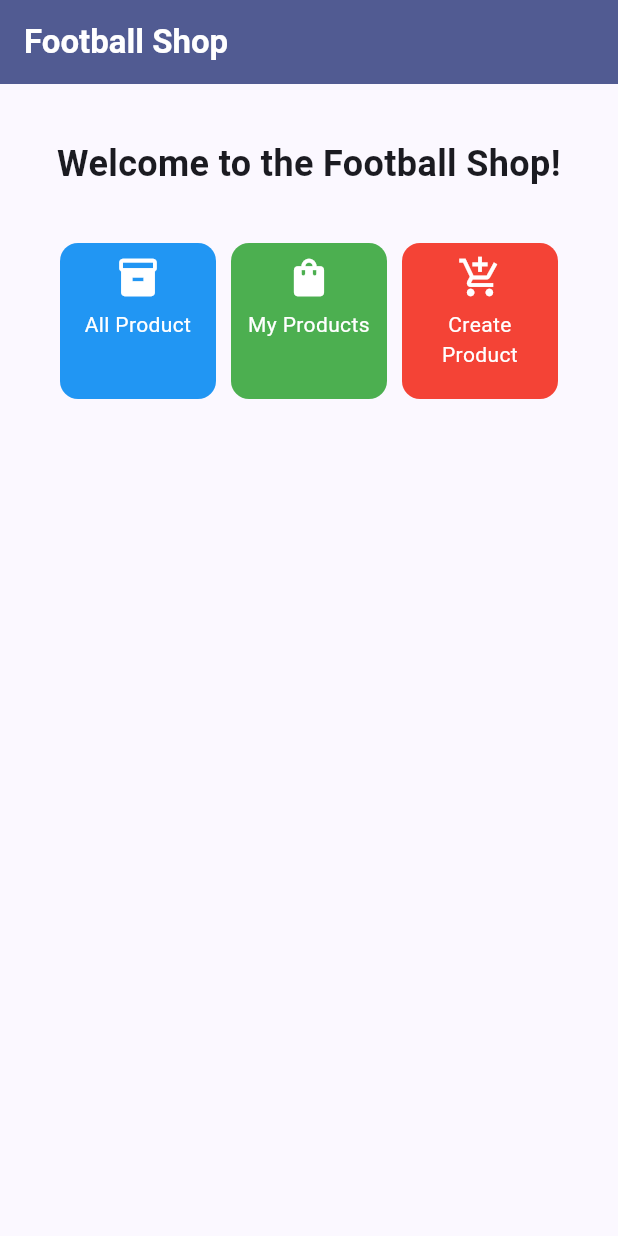
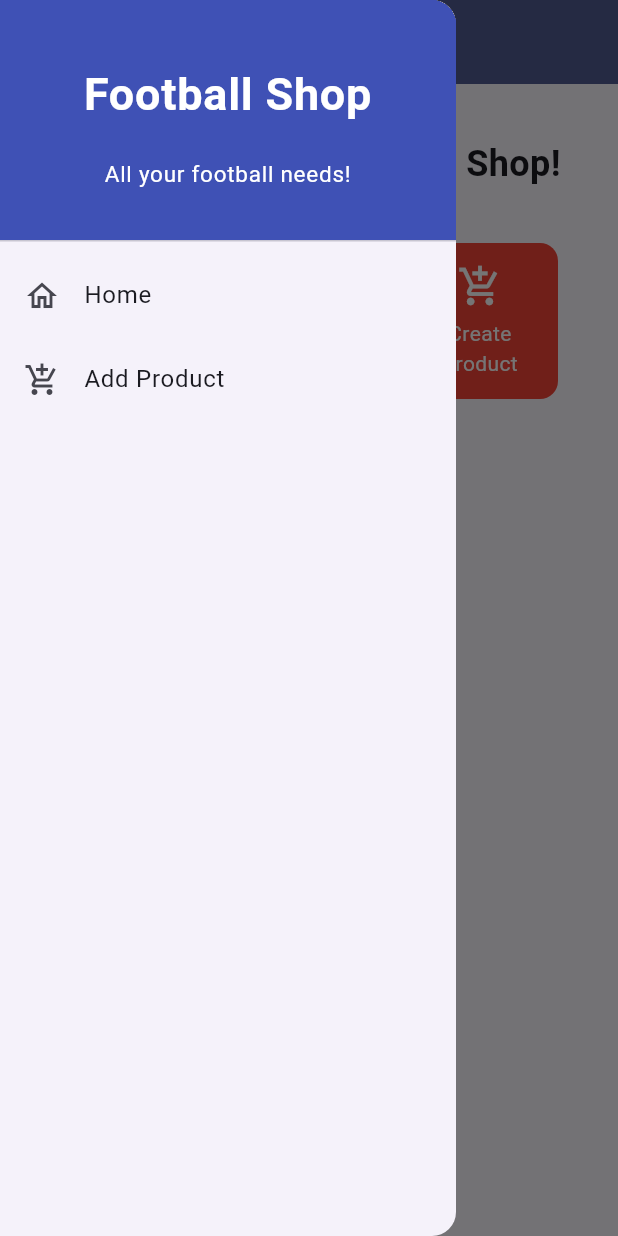
Before and after one commit to robentambayong/football_shop, a Flutter app: the screen it shows after launch, with the side drawer open (before the commit the screen has no drawer), on a phone screen of 412 x 824 dp. Run offline on Flutter 3.47's test engine with Material 3 defaults, Android fonts, the phone set to English and light mode, and no system bars.

Commit message:
Finished Assignment 8

```diff
--- a/lib/main.dart
+++ b/lib/main.dart
@@ -1,5 +1,5 @@
 import 'package:flutter/material.dart';
-import 'package:football_shop/menu.dart';
+import 'package:football_shop/screens/menu.dart';
 
 void main() {
   runApp(const MyApp());
--- a/lib/menu.dart
+++ b/lib/screens/menu.dart
@@ -1,4 +1,6 @@
 import 'package:flutter/material.dart';
+import 'package:football_shop/widgets/left_drawer.dart';
+import 'package:football_shop/widgets/product_card.dart';
 
 class MyHomePage extends StatelessWidget {
   MyHomePage({super.key});
@@ -22,6 +24,7 @@ class MyHomePage extends StatelessWidget {
         ),
         backgroundColor: Theme.of(context).colorScheme.primary,
       ),
+      drawer: const LeftDrawer(),
       body: SingleChildScrollView(
         child: Padding(
           padding: const EdgeInsets.all(20.0),
@@ -56,55 +59,3 @@ class MyHomePage extends StatelessWidget {
     );
   }
 }
-
-class ShopItem {
-  final String name;
-  final IconData icon;
-  final MaterialColor color;
-
-  ShopItem(this.name, this.icon, this.color);
-}
-
-class ShopCard extends StatelessWidget {
-  final ShopItem item;
-
-  const ShopCard(this.item, {super.key});
-
-  @override
-  Widget build(BuildContext context) {
-    return Material(
-      color: item.color,
-      borderRadius: BorderRadius.circular(12),
-      child: InkWell(
-        onTap: () {
-          ScaffoldMessenger.of(context).hideCurrentSnackBar();
-          ScaffoldMessenger.of(context).showSnackBar(
-            SnackBar(
-              content: Text("You have pressed the ${item.name} button!"),
-            ),
-          );
-        },
-        child: Container(
-          padding: const EdgeInsets.all(8),
-          child: Center(
-            child: Column(
-              children: [
-                Icon(
-                  item.icon,
-                  color: Colors.white,
-                  size: 30.0,
-                ),
-                const Padding(padding: EdgeInsets.all(3)),
-                Text(
-                  item.name,
-                  textAlign: TextAlign.center,
-                  style: const TextStyle(color: Colors.white),
-                ),
-              ],
-            ),
-          ),
-        ),
-      ),
-    );
-  }
-}
--- /dev/null
+++ b/lib/widgets/left_drawer.dart
@@ -0,0 +1,74 @@
+import 'package:flutter/material.dart';
+import 'package:football_shop/screens/menu.dart';
+import 'package:football_shop/screens/product_form.dart';
+
+class LeftDrawer extends StatelessWidget {
+  const LeftDrawer({super.key});
+
+  @override
+  Widget build(BuildContext context) {
+    return Drawer(
+      child: ListView(
+        children: [
+          const DrawerHeader(
+            decoration: BoxDecoration(
+              color: Colors.indigo,
+            ),
+            child: Column(
+              mainAxisAlignment: MainAxisAlignment.center,
+              children: [
+                Text(
+                  'Football Shop',
+                  textAlign: TextAlign.center,
+                  style: TextStyle(
+                    fontSize: 30,
+                    fontWeight: FontWeight.bold,
+                    color: Colors.white,
+                  ),
+                ),
+                Padding(padding: EdgeInsets.all(10)),
+                Text(
+                  "All your football needs!",
+                  textAlign: TextAlign.center,
+                  style: TextStyle(
+                    fontSize: 15,
+                    color: Colors.white,
+                    fontWeight: FontWeight.normal,
+                  ),
+                ),
+              ],
+            ),
+          ),
+          // --- Home Button ---
+          ListTile(
+            leading: const Icon(Icons.home_outlined),
+            title: const Text('Home'),
+            onTap: () {
+              // Navigate to home
+              Navigator.pushReplacement(
+                context,
+                MaterialPageRoute(
+                  builder: (context) => MyHomePage(),
+                ),
+              );
+            },
+          ),
+          // --- Add Product Button ---
+          ListTile(
+            leading: const Icon(Icons.add_shopping_cart),
+            title: const Text('Add Product'),
+            onTap: () {
+              // Navigate to form page
+              Navigator.push(
+                context,
+                MaterialPageRoute(
+                  builder: (context) => const ProductFormPage(),
+                ),
+              );
+            },
+          ),
+        ],
+      ),
+    );
+  }
+}
--- /dev/null
+++ b/lib/widgets/product_card.dart
@@ -0,0 +1,64 @@
+import 'package:flutter/material.dart';
+import 'package:football_shop/screens/product_form.dart';
+
+class ShopItem {
+  final String name;
+  final IconData icon;
+  final MaterialColor color;
+
+  ShopItem(this.name, this.icon, this.color);
+}
+
+class ShopCard extends StatelessWidget {
+  final ShopItem item;
+
+  const ShopCard(this.item, {super.key});
+
+  @override
+  Widget build(BuildContext context) {
+    return Material(
+      color: item.color,
+      borderRadius: BorderRadius.circular(12),
+      child: InkWell(
+        onTap: () {
+          ScaffoldMessenger.of(context).hideCurrentSnackBar();
+          ScaffoldMessenger.of(context).showSnackBar(
+            SnackBar(
+              content: Text("You have pressed the ${item.name} button!"),
+            ),
+          );
+
+          if (item.name == "Create Product") {
+            Navigator.push(
+              context,
+              MaterialPageRoute(
+                builder: (context) => const ProductFormPage(),
+              ),
+            );
+          }
+        },
+        child: Container(
+          padding: const EdgeInsets.all(8),
+          child: Center(
+            child: Column(
+              mainAxisAlignment: MainAxisAlignment.center,
+              children: [
+                Icon(
+                  item.icon,
+                  color: Colors.white,
+                  size: 30.0,
+                ),
+                const Padding(padding: EdgeInsets.all(3)),
+                Text(
+                  item.name,
+                  textAlign: TextAlign.center,
+                  style: const TextStyle(color: Colors.white),
+                ),
+              ],
+            ),
+          ),
+        ),
+      ),
+    );
+  }
+}
```
Also changed, not shown: lib/screens/product_form.dart (added, +173 -0 lines), 1 other file.
